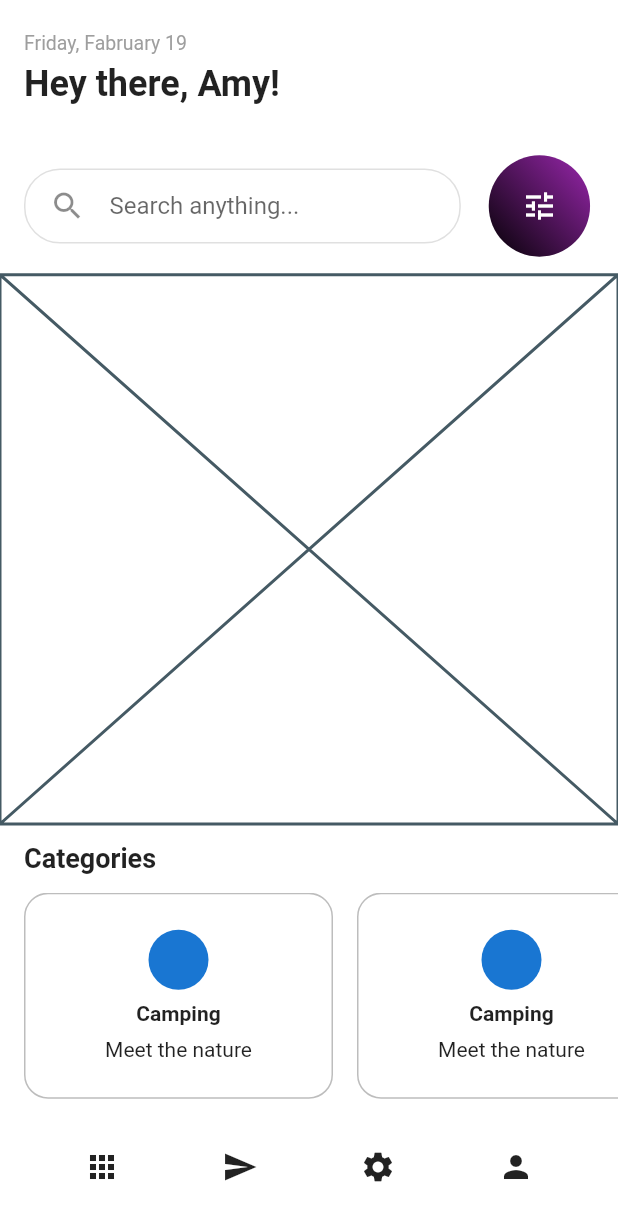
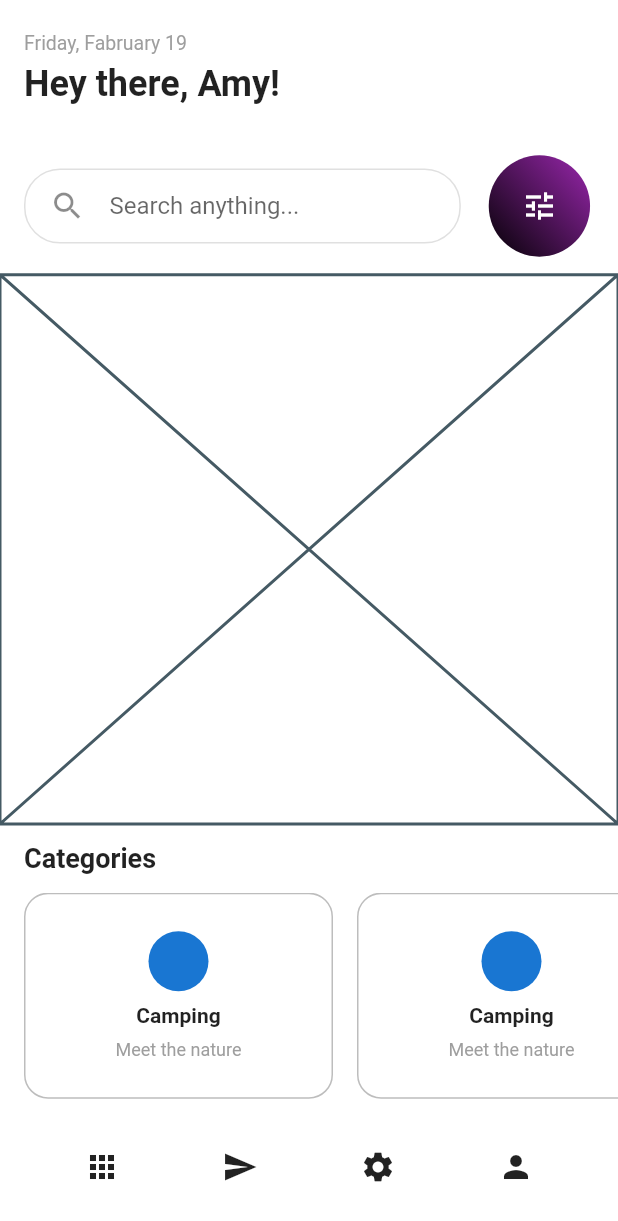
Before and after one commit to JAICHANGPARK/flutter_notebook_11th_story, a Flutter app: the screen it shows after launch, on a phone screen of 412 x 824 dp. Shown: the top 1221 px of the screen. Run offline on Flutter 3.47's test engine with Material 2 defaults, Android fonts, the phone set to English and light mode, and no system bars; our stand-ins replace backdrop, badges, flutter_inner_drawer, flutter_slidable, flutter_swiper, google_fonts.

Commit message:
Update experience_home_page.dart

```diff
--- a/lib/ep718_experience_app/experience_home_page.dart
+++ b/lib/ep718_experience_app/experience_home_page.dart
@@ -114,7 +114,10 @@ class _ExperienceHomePageState extends State<ExperienceHomePage> {
                                         fontWeight: FontWeight.bold
                                       ),),
                                     ),
-                                    Text("Meet the nature"),
+                                    Text("Meet the nature", style: TextStyle(
+                                      fontSize: 12,
+                                      color: Colors.grey
+                                    ),),
                                   ],
                                 ),
                               ),
```
